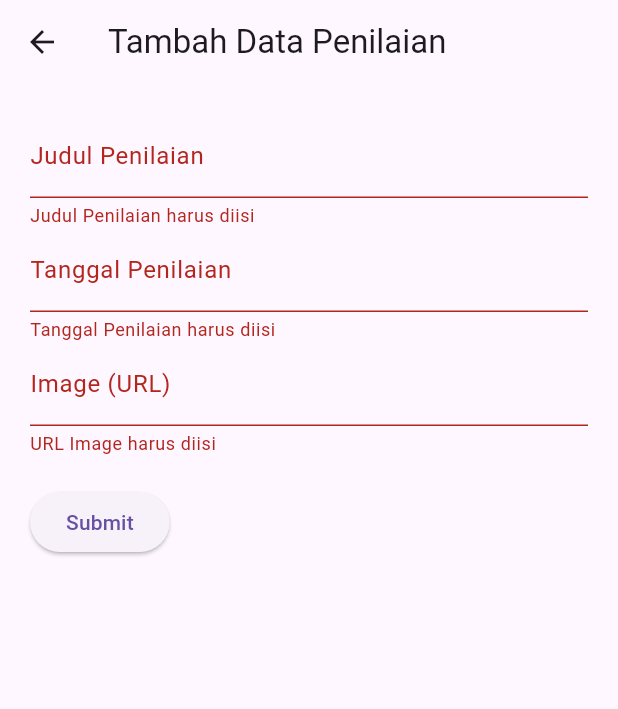
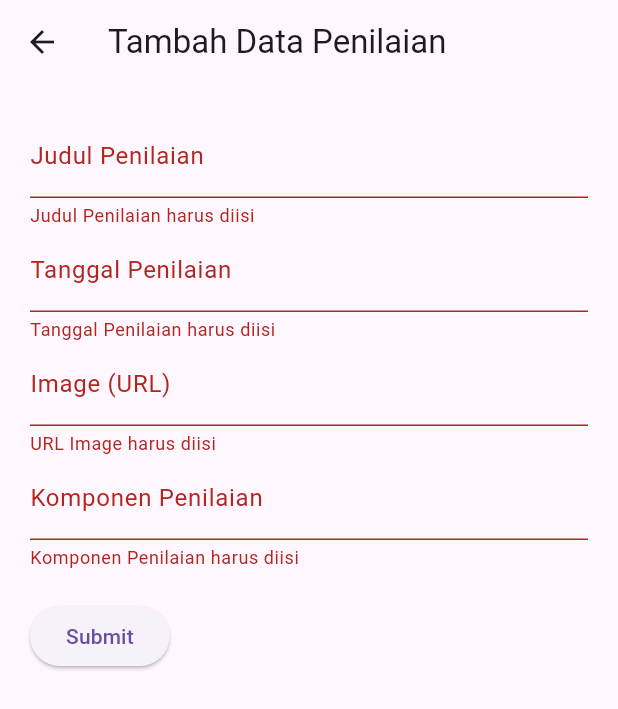
Before and after one commit to auliaziizah/proyek4_teacher_eval, a Flutter app: the TambahPenilaian screen opened by its route, after a tap on "Submit", on a phone screen of 412 x 824 dp. Shown: the top 709 px of the screen. Run offline on Flutter 3.47's test engine with Material 3 defaults, Android fonts, the phone set to English and light mode, and no system bars; our stand-ins replace shared_preferences; accounts and stored records are empty.

Commit message:
penilaians

```diff
--- a/front-end/lib/tambah_penilaian.dart
+++ b/front-end/lib/tambah_penilaian.dart
@@ -16,6 +16,7 @@ class _TambahPenilaianState extends State<TambahPenilaian> {
   final TextEditingController _judulController = TextEditingController();
   final TextEditingController _tglController = TextEditingController();
   final TextEditingController _imageController = TextEditingController();
+  final TextEditingController _komponenController = TextEditingController();
 
   @override
   Widget build(BuildContext context) {
@@ -42,7 +43,26 @@ class _TambahPenilaianState extends State<TambahPenilaian> {
               ),
               TextFormField(
                 controller: _tglController,
-                decoration: InputDecoration(labelText: 'Tanggal Penilaian'),
+                decoration: InputDecoration(
+                  labelText: 'Tanggal Penilaian',
+                  hintText: 'Pilih tanggal',
+                ),
+                readOnly: true,
+                onTap: () async {
+                  DateTime? pickedDate = await showDatePicker(
+                    context: context,
+                    initialDate: DateTime.now(),
+                    firstDate: DateTime(2000),
+                    lastDate: DateTime(2101),
+                  );
+
+                  if (pickedDate != null) {
+                    String formattedDate = "${pickedDate.toLocal()}".split(' ')[0];
+                    setState(() {
+                      _tglController.text = formattedDate;
+                    });
+                  }
+                },
                 validator: (value) {
                   if (value == null || value.isEmpty) {
                     return 'Tanggal Penilaian harus diisi';
@@ -56,6 +76,16 @@ class _TambahPenilaianState extends State<TambahPenilaian> {
                 validator: (value) {
                   if (value == null || value.isEmpty) {
                     return 'URL Image harus diisi';
+                  }
+                  return null;
+                },
+              ),
+              TextFormField(
+                controller: _komponenController,
+                decoration: InputDecoration(labelText: 'Komponen Penilaian'),
+                validator: (value) {
+                  if (value == null || value.isEmpty) {
+                    return 'Komponen Penilaian harus diisi';
                   }
                   return null;
                 },
@@ -85,6 +115,7 @@ class _TambahPenilaianState extends State<TambahPenilaian> {
       'judul_penilaian': _judulController.text,
       'tgl_penilaian': _tglController.text,
       'image': _imageController.text,
+      'komponen_penilaian': _komponenController.text,
     };
 
     // URL endpoint API untuk menambahkan data penilaian
@@ -146,6 +177,7 @@ class _TambahPenilaianState extends State<TambahPenilaian> {
     _judulController.dispose();
     _tglController.dispose();
     _imageController.dispose();
+    _komponenController.dispose();
     super.dispose();
   }
 }
--- a/front-end/pubspec.yaml
+++ b/front-end/pubspec.yaml
@@ -13,7 +13,7 @@ dependencies:
   shrine_images: ^2.0.2
   get: ^4.6.6
   http: ^0.13.6
-  shared_preferences: ^2.2.3
+  shared_preferences: ^2.0.13
 
 dev_dependencies:
   flutter_test:
```
Also changed, not shown: front-end/lib/tabel_penilaian.dart (line endings or trailing spaces), 3 other files.
